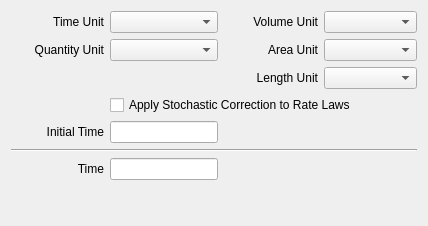
Qt form copasi/UI/CQModelWidget.ui (copasi/COPASI) before a commit.
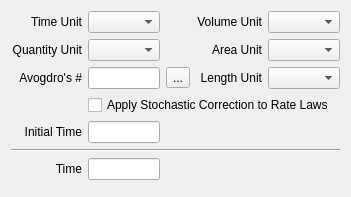
The same form after that commit. Custom widgets are drawn as their Qt base class.

Commit message: Avogadro's # is now displayed in the model widget. If the number differs from the most recent definition the user can update it after selecting whether to preserve amounts or concentrations.

```diff
--- a/copasi/UI/CQModelWidget.ui
+++ b/copasi/UI/CQModelWidget.ui
@@ -12,8 +12,8 @@
    <rect>
     <x>0</x>
     <y>0</y>
-    <width>428</width>
-    <height>226</height>
+    <width>349</width>
+    <height>188</height>
    </rect>
   </property>
   <property name="windowTitle">
@@ -34,9 +34,16 @@
     </widget>
    </item>
    <item row="0" column="1">
-    <widget class="QComboBox" name="mpComboTimeUnit"/>
+    <widget class="QComboBox" name="mpComboTimeUnit">
+     <property name="sizePolicy">
+      <sizepolicy hsizetype="MinimumExpanding" vsizetype="Fixed">
+       <horstretch>0</horstretch>
+       <verstretch>0</verstretch>
+      </sizepolicy>
+     </property>
+    </widget>
    </item>
-   <item row="0" column="2">
+   <item row="0" column="3">
     <widget class="QLabel" name="mpLblVolumeUnit">
      <property name="text">
       <string>Volume Unit</string>
@@ -49,8 +56,15 @@
      </property>
     </widget>
    </item>
-   <item row="0" column="3">
-    <widget class="QComboBox" name="mpComboVolumeUnit"/>
+   <item row="0" column="4">
+    <widget class="QComboBox" name="mpComboVolumeUnit">
+     <property name="sizePolicy">
+      <sizepolicy hsizetype="MinimumExpanding" vsizetype="Fixed">
+       <horstretch>0</horstretch>
+       <verstretch>0</verstretch>
+      </sizepolicy>
+     </property>
+    </widget>
    </item>
    <item row="1" column="0">
     <widget class="QLabel" name="mpLblQuantityUnit">
@@ -68,7 +82,7 @@
    <item row="1" column="1">
     <widget class="QComboBox" name="mpComboQuantityUnit"/>
    </item>
-   <item row="1" column="2">
+   <item row="1" column="3">
     <widget class="QLabel" name="mpLblAreaUnit">
      <property name="text">
       <string>Area Unit</string>
@@ -81,10 +95,43 @@
      </property>
     </widget>
    </item>
-   <item row="1" column="3">
+   <item row="1" column="4">
     <widget class="QComboBox" name="mpComboAreaUnit"/>
    </item>
+   <item row="2" column="0">
+    <widget class="QLabel" name="mpLblInitialTime_2">
+     <property name="text">
+      <string>Avogdro's #</string>
+     </property>
+     <property name="alignment">
+      <set>Qt::AlignRight|Qt::AlignTrailing|Qt::AlignVCenter</set>
+     </property>
+     <property name="wordWrap">
+      <bool>false</bool>
+     </property>
+    </widget>
+   </item>
+   <item row="2" column="1">
+    <widget class="QLineEdit" name="mpEditAvogadro">
+     <property name="sizePolicy">
+      <sizepolicy hsizetype="Preferred" vsizetype="Fixed">
+       <horstretch>0</horstretch>
+       <verstretch>0</verstretch>
+      </sizepolicy>
+     </property>
+     <property name="readOnly">
+      <bool>false</bool>
+     </property>
+    </widget>
+   </item>
    <item row="2" column="2">
+    <widget class="QToolButton" name="mpBtnUpdateAvogadro">
+     <property name="text">
+      <string>...</string>
+     </property>
+    </widget>
+   </item>
+   <item row="2" column="3">
     <widget class="QLabel" name="mpLblLengthUnit">
      <property name="text">
       <string>Length Unit</string>
@@ -97,10 +144,10 @@
      </property>
     </widget>
    </item>
-   <item row="2" column="3">
+   <item row="2" column="4">
     <widget class="QComboBox" name="mpComboLengthUnit"/>
    </item>
-   <item row="3" column="1" colspan="3">
+   <item row="3" column="1" colspan="4">
     <widget class="QCheckBox" name="mpCheckStochasticCorrection">
      <property name="text">
       <string>Apply Stochastic Correction to Rate Laws</string>
@@ -130,7 +177,7 @@
      </property>
     </widget>
    </item>
-   <item row="5" column="0" colspan="4">
+   <item row="5" column="0" colspan="5">
     <widget class="Line" name="mpLine">
      <property name="orientation">
       <enum>Qt::Horizontal</enum>
@@ -163,7 +210,7 @@
      </property>
     </widget>
    </item>
-   <item row="7" column="0" colspan="4">
+   <item row="7" column="0" colspan="5">
     <widget class="CQNotes" name="mpNotes" native="true">
      <property name="sizePolicy">
       <sizepolicy hsizetype="Expanding" vsizetype="Preferred">
```
Left out of the diff: 24 changed lines with no effect on the pictures. The commit also changes 16 other files.
